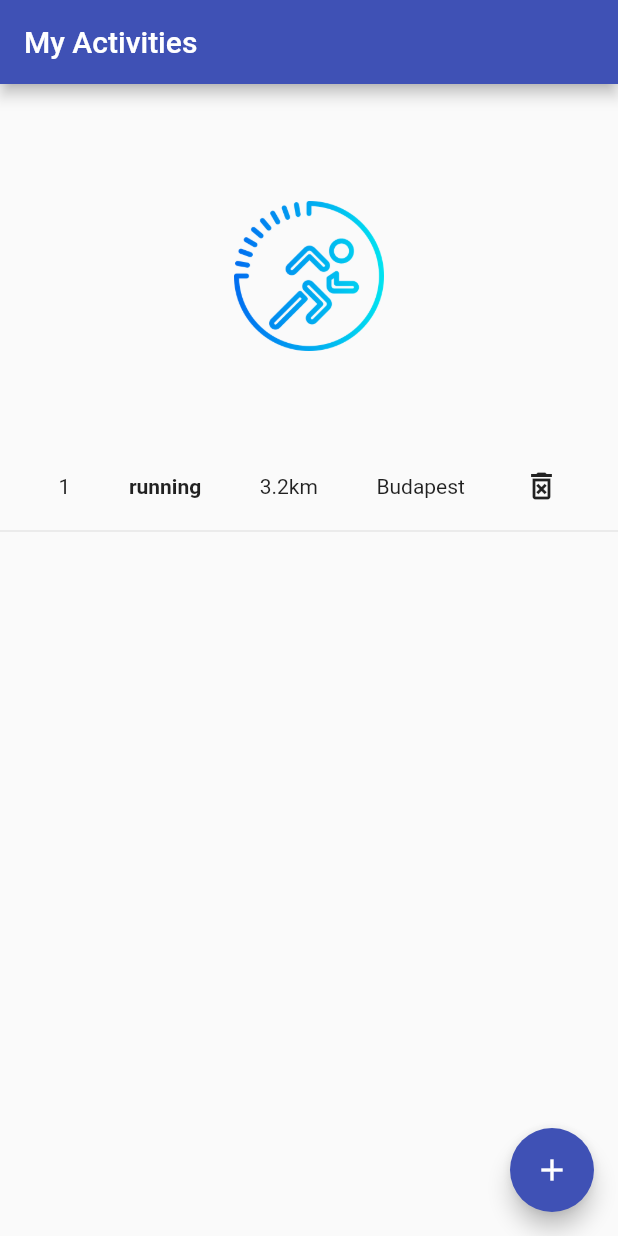
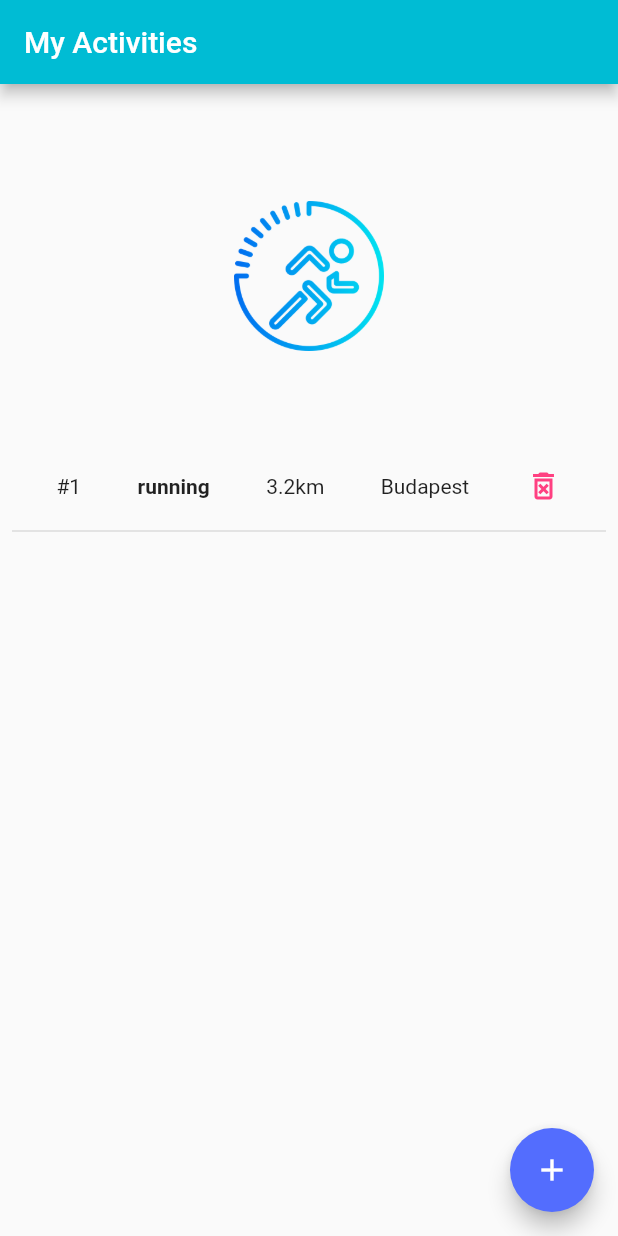
Before and after one commit to vborbely/my_activities_chrome_extension, a Flutter app: the screen it shows after launch, on a phone screen of 412 x 824 dp. Run offline on Flutter 3.47's test engine with Material 2 defaults, Android fonts, the light colour scheme and no system bars.

Commit message:
UI enhancements

```diff
--- a/lib/main.dart
+++ b/lib/main.dart
@@ -16,7 +16,9 @@ class MyApp extends StatelessWidget {
     return MaterialApp(
       title: 'My Activities Organizer',
       theme: ThemeData(
+        appBarTheme: const AppBarTheme(backgroundColor:  Colors.cyan),
         primarySwatch: Colors.indigo,
+        floatingActionButtonTheme: const FloatingActionButtonThemeData(backgroundColor: Colors.indigoAccent,)
       ),
       home: const MyHomePage(title: 'My Activities'),
     );
@@ -77,7 +79,7 @@ class _MyHomePageState extends State<MyHomePage> {
                         Row(
                           mainAxisAlignment: MainAxisAlignment.spaceEvenly,
                           children: [
-                            Text(activites[idx].id),
+                            Text("#${activites[idx].id}"),
                             Text(
                               activites[idx].type.name,
                               style: const TextStyle(fontWeight: FontWeight.bold),
@@ -90,12 +92,12 @@ class _MyHomePageState extends State<MyHomePage> {
                             ),
                             GestureDetector(
                               onTap: () => _deleteActivity(activites[idx].id),
-                              child: const Icon(Icons.delete_forever_outlined),
+                              child: const Icon(Icons.delete_forever_outlined, color: Colors.pinkAccent,),
                             )
                           ],
                         ),
                         const SizedBox(height: 10),
-                        const Divider(),
+                        const Divider(indent: 8, endIndent: 8, thickness: 1.0),
                       ],
                     );
                   }),
```
